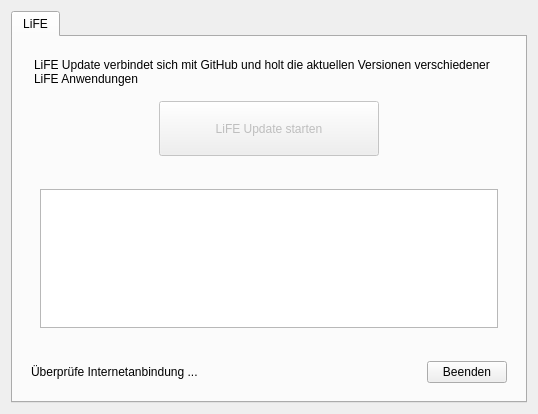
First picture: the form in main.ui, repository valueerrorx/life-update, before the edit.
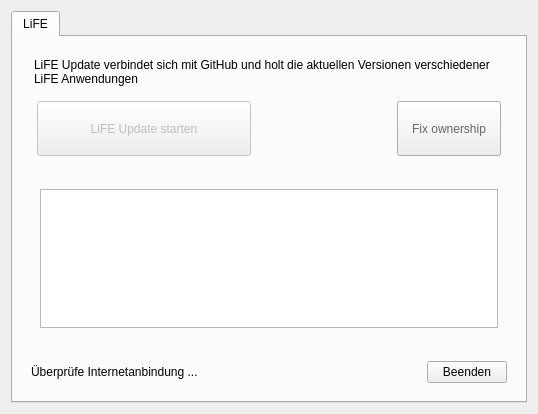
Second picture: the form after the edit.

Commit message: fixed delay caused by changing file owner

Patch:
```diff
--- a/main.ui
+++ b/main.ui
@@ -84,19 +84,6 @@
        <item>
         <widget class="QWidget" name="widget" native="true">
          <layout class="QHBoxLayout" name="horizontalLayout_3">
-          <item>
-           <spacer name="horizontalSpacer_2">
-            <property name="orientation">
-             <enum>Qt::Horizontal</enum>
-            </property>
-            <property name="sizeHint" stdset="0">
-             <size>
-              <width>40</width>
-              <height>20</height>
-             </size>
-            </property>
-           </spacer>
-          </item>
           <item>
            <widget class="QPushButton" name="update">
             <property name="enabled">
@@ -108,6 +95,9 @@
               <height>55</height>
              </size>
             </property>
+            <property name="styleSheet">
+             <string notr="true">margin-left:6px;</string>
+            </property>
             <property name="text">
              <string>LiFE Update starten</string>
             </property>
@@ -126,6 +116,25 @@
             </property>
            </spacer>
           </item>
+          <item>
+           <widget class="QPushButton" name="fixperm">
+            <property name="enabled">
+             <bool>true</bool>
+            </property>
+            <property name="minimumSize">
+             <size>
+              <width>110</width>
+              <height>55</height>
+             </size>
+            </property>
+            <property name="styleSheet">
+             <string notr="true">margin-right:6px;color:#666;</string>
+            </property>
+            <property name="text">
+             <string>Fix ownership</string>
+            </property>
+           </widget>
+          </item>
          </layout>
         </widget>
        </item>
```
The commit also changes 1 other file.
